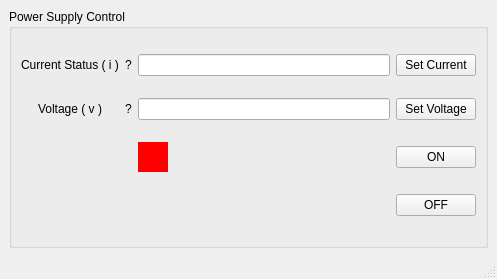
pisaoutertracker/integration_tools, file power_supply/power_supply.ui: the form before one commit.
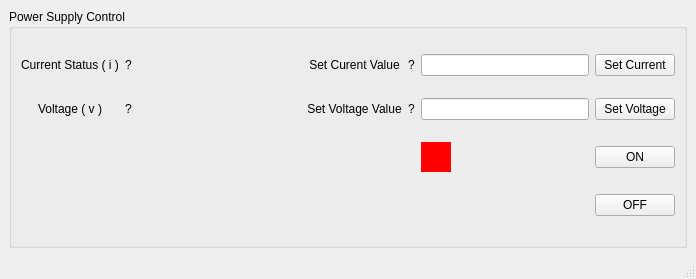
The form after the commit.

Commit message: add set_value label, fix update_mesurement, need for lab test

Diff of the .ui file:
```diff
--- a/power_supply/power_supply.ui
+++ b/power_supply/power_supply.ui
@@ -6,7 +6,7 @@
    <rect>
     <x>0</x>
     <y>0</y>
-    <width>497</width>
+    <width>696</width>
     <height>279</height>
    </rect>
   </property>
@@ -15,36 +15,62 @@
   </property>
   <widget class="QWidget" name="centralwidget">
    <layout class="QGridLayout" name="gridLayout">
-    <item row="0" column="0">
+    <item row="1" column="0">
      <widget class="QGroupBox" name="groupBox">
       <property name="title">
        <string>Power Supply Control</string>
       </property>
       <layout class="QGridLayout" name="gridLayout_2">
-       <item row="1" column="0">
-        <widget class="QLabel" name="powsup_voltage_label">
-         <property name="text">
-          <string>Voltage ( v )</string>
+       <item row="0" column="2">
+        <spacer name="horizontalSpacer">
+         <property name="orientation">
+          <enum>Qt::Horizontal</enum>
          </property>
-         <property name="alignment">
-          <set>Qt::AlignCenter</set>
+         <property name="sizeHint" stdset="0">
+          <size>
+           <width>40</width>
+           <height>20</height>
+          </size>
          </property>
-        </widget>
+        </spacer>
+       </item>
+       <item row="1" column="5">
+        <widget class="QLineEdit" name="powsup_voltage_LE"/>
        </item>
        <item row="1" column="3">
-        <widget class="QPushButton" name="powsup_voltage_set_PB">
+        <widget class="QLabel" name="powsup_voltage_set_label">
          <property name="text">
-          <string>Set Voltage</string>
+          <string>Set Voltage Value</string>
          </property>
+         <property name="alignment">
+          <set>Qt::AlignCenter</set>
+         </property>
         </widget>
        </item>
-       <item row="0" column="3">
+       <item row="1" column="4">
+        <widget class="QLabel" name="powsup_voltage_set_value_label">
+         <property name="text">
+          <string>?</string>
+         </property>
+         <property name="alignment">
+          <set>Qt::AlignCenter</set>
+         </property>
+        </widget>
+       </item>
+       <item row="0" column="7">
         <widget class="QPushButton" name="powsup_current_set_PB">
          <property name="text">
           <string>Set Current</string>
          </property>
         </widget>
        </item>
+       <item row="2" column="7">
+        <widget class="QPushButton" name="power_ON_PB">
+         <property name="text">
+          <string>ON</string>
+         </property>
+        </widget>
+       </item>
        <item row="0" column="1">
         <widget class="QLabel" name="powsup_current_value_label">
          <property name="text">
@@ -55,22 +81,6 @@
          </property>
         </widget>
        </item>
-       <item row="1" column="2">
-        <widget class="QLineEdit" name="powsup_voltage_LE"/>
-       </item>
-       <item row="0" column="2">
-        <widget class="QLineEdit" name="powsup_current_LE"/>
-       </item>
-       <item row="0" column="0">
-        <widget class="QLabel" name="powsup_current_label">
-         <property name="text">
-          <string>Current Status ( i )</string>
-         </property>
-         <property name="alignment">
-          <set>Qt::AlignCenter</set>
-         </property>
-        </widget>
-       </item>
        <item row="1" column="1">
         <widget class="QLabel" name="powsup_voltage_value_label">
          <property name="text">
@@ -81,14 +91,37 @@
          </property>
         </widget>
        </item>
-       <item row="2" column="3">
-        <widget class="QPushButton" name="power_ON_PB">
+       <item row="1" column="7">
+        <widget class="QPushButton" name="powsup_voltage_set_PB">
          <property name="text">
-          <string>ON</string>
+          <string>Set Voltage</string>
          </property>
         </widget>
        </item>
-       <item row="2" column="2">
+       <item row="0" column="5">
+        <widget class="QLineEdit" name="powsup_current_LE"/>
+       </item>
+       <item row="0" column="3">
+        <widget class="QLabel" name="powsup_current_set_label">
+         <property name="text">
+          <string>Set Curent Value</string>
+         </property>
+         <property name="alignment">
+          <set>Qt::AlignCenter</set>
+         </property>
+        </widget>
+       </item>
+       <item row="0" column="4">
+        <widget class="QLabel" name="powsup_current_set_value_label">
+         <property name="text">
+          <string>?</string>
+         </property>
+         <property name="alignment">
+          <set>Qt::AlignCenter</set>
+         </property>
+        </widget>
+       </item>
+       <item row="2" column="5">
         <widget class="QFrame" name="power_LED">
          <property name="minimumSize">
           <size>
@@ -113,13 +146,33 @@
          </property>
         </widget>
        </item>
-       <item row="3" column="3">
+       <item row="1" column="0">
+        <widget class="QLabel" name="powsup_voltage_label">
+         <property name="text">
+          <string>Voltage ( v )</string>
+         </property>
+         <property name="alignment">
+          <set>Qt::AlignCenter</set>
+         </property>
+        </widget>
+       </item>
+       <item row="3" column="7">
         <widget class="QPushButton" name="power_OFF_PB">
          <property name="text">
           <string>OFF</string>
          </property>
         </widget>
        </item>
+       <item row="0" column="0">
+        <widget class="QLabel" name="powsup_current_label">
+         <property name="text">
+          <string>Current Status ( i )</string>
+         </property>
+         <property name="alignment">
+          <set>Qt::AlignCenter</set>
+         </property>
+        </widget>
+       </item>
       </layout>
      </widget>
     </item>
@@ -130,7 +183,7 @@
     <rect>
      <x>0</x>
      <y>0</y>
-     <width>497</width>
+     <width>696</width>
      <height>22</height>
     </rect>
    </property>
```
The commit also changes 1 other file.
